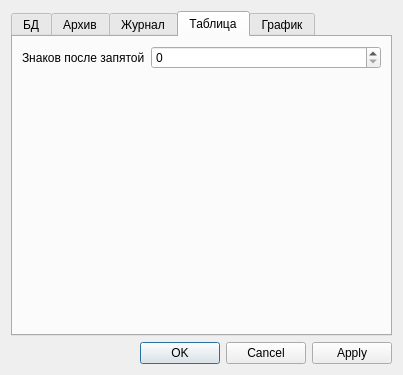
Qt form libs/DataWidgets/applicationsettingsdialog.ui (voytoff/DataServerQt) before a commit.
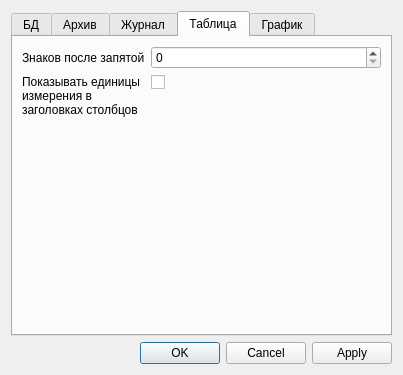
The same form after that commit. The open tabs and pages were chosen to show the change.

Diff of the .ui file:
```diff
--- a/libs/DataWidgets/applicationsettingsdialog.ui
+++ b/libs/DataWidgets/applicationsettingsdialog.ui
@@ -241,7 +241,30 @@
          </property>
         </widget>
        </item>
+       <item row="1" column="0">
+        <widget class="QLabel" name="showUnitsInHeadersLabel">
+         <property name="acceptDrops">
+          <bool>false</bool>
+         </property>
+         <property name="text">
+          <string>&lt;html&gt;&lt;head/&gt;&lt;body&gt;&lt;p&gt;Показывать единицы измерения в заголовках столбцов&lt;/p&gt;&lt;/body&gt;&lt;/html&gt;</string>
+         </property>
+         <property name="wordWrap">
+          <bool>true</bool>
+         </property>
+        </widget>
+       </item>
        <item row="1" column="1">
+        <widget class="QCheckBox" name="showUnitsInHeadersCheckBox">
+         <property name="toolTip">
+          <string>Добавлять единицы измерения к названиям сигналов в заголовках таблицы</string>
+         </property>
+         <property name="text">
+          <string/>
+         </property>
+        </widget>
+       </item>
+       <item row="2" column="1">
         <spacer name="verticalSpacer_4">
          <property name="orientation">
           <enum>Qt::Orientation::Vertical</enum>
```
